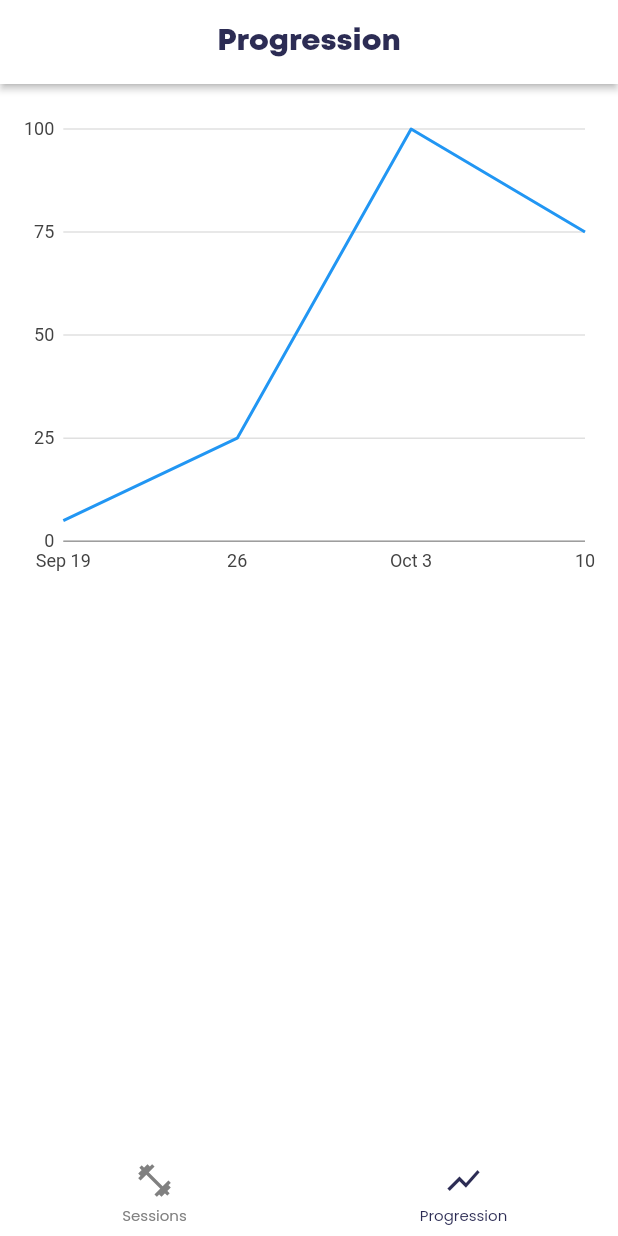
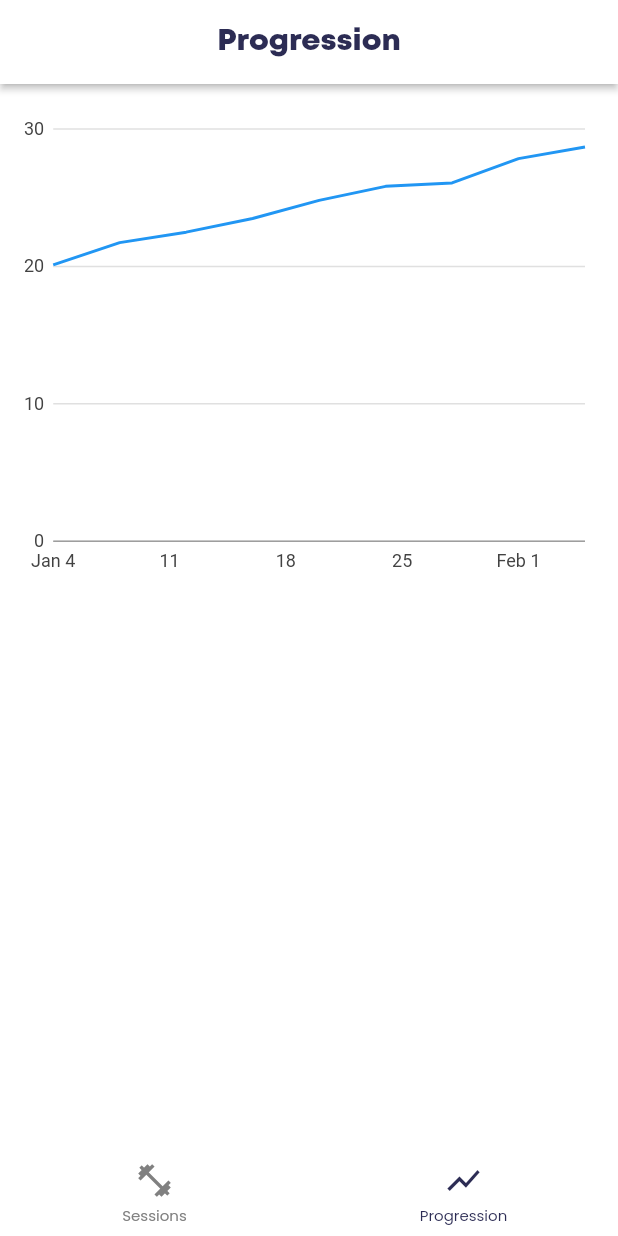
Before and after one commit to JPUF/ppl_course, a Flutter app: the screen it shows after launch, item 2 of the bottom bar chosen, on a phone screen of 412 x 824 dp. Run offline on Flutter 3.47's test engine with Material 2 defaults, Android fonts, the phone set to English and light mode, and no system bars; drawn by our look-alikes of persistent_bottom_nav_bar; our stand-ins replace animated_toggle_switch, bloc, charts_flutter, dropdown_search, flutter_bloc, flutter_svg and 7 more; missing offline and left inert: flutter_material_pickers; accounts and stored records are empty.

Commit message:
Initial stats bloc files

```diff
--- /dev/null
+++ b/lib/logic/stats/stats_bloc.dart
@@ -0,0 +1,51 @@
+import 'dart:math';
+
+import 'package:bloc/bloc.dart';
+import 'package:charts_flutter/flutter.dart' as charts;
+import 'package:flutter/material.dart';
+import 'package:meta/meta.dart';
+import 'package:ppl_course/common/utils/date_time_day.dart';
+import 'package:ppl_course/data/models/exercise/weight.dart';
+import 'package:ppl_course/data/models/session/date_time_weight.dart';
+
+part 'stats_event.dart';
+part 'stats_state.dart';
+
+class StatsBloc extends Bloc<StatsEvent, StatsState> {
+  StatsBloc() : super(StatsInitial()) {
+    on<TotalVolumeEvent>(_onTotalVolume);
+  }
+
+  List<DateTimeWeight> completedSessions() {
+    final s = <DateTimeWeight>[];
+    final r = Random();
+    const l = -1;
+    for (int i = 1; i < 10; i++) {
+      final v = l + r.nextDouble();
+      s.add(DateTimeWeight(
+        DateTimeDay(2022, 1, i * 4),
+        Weight(i + 20 + v),
+      ));
+    }
+    return s;
+  }
+
+  //TODO needs to be read from session repo. So requires DI for the repo.
+  List<charts.Series<DateTimeWeight, DateTime>> _createSampleData() {
+    final data = completedSessions();
+
+    return [
+      charts.Series<DateTimeWeight, DateTime>(
+        id: 'Weight',
+        colorFn: (_, __) => charts.MaterialPalette.blue.shadeDefault,
+        domainFn: (DateTimeWeight entry, _) => entry.dateTime,
+        measureFn: (DateTimeWeight entry, _) => entry.weight.kg,
+        data: data,
+      )
+    ];
+  }
+
+  void _onTotalVolume(TotalVolumeEvent event, Emitter<StatsState> emit) {
+    emit(TotalVolumeState(_createSampleData()));
+  }
+}
--- /dev/null
+++ b/lib/logic/stats/stats_event.dart
@@ -0,0 +1,6 @@
+part of 'stats_bloc.dart';
+
+@immutable
+abstract class StatsEvent {}
+
+class TotalVolumeEvent implements StatsEvent {}
--- /dev/null
+++ b/lib/logic/stats/stats_state.dart
@@ -0,0 +1,14 @@
+part of 'stats_bloc.dart';
+
+@immutable
+abstract class StatsState {}
+
+class StatsInitial extends StatsState {}
+
+class TotalVolumeState extends StatsState {
+  final List<charts.Series<DateTimeWeight, DateTime>> series;
+
+  TotalVolumeState(this.series);
+}
+
+class InsufficientDataState extends StatsState {}
--- a/lib/main.dart
+++ b/lib/main.dart
@@ -7,6 +7,7 @@ import 'package:ppl_course/data/models/exercise/exercise_names.dart';
 import 'package:ppl_course/data/repositories/exercise_repository.dart';
 import 'package:ppl_course/logic/exercises/exercises_bloc.dart';
 import 'package:ppl_course/logic/sessions/sessions_bloc.dart';
+import 'package:ppl_course/logic/stats/stats_bloc.dart';
 import 'package:ppl_course/presentation/pages/menu/bottom_nav_screen.dart';
 import 'package:ppl_course/res/color/colors.dart';
 
@@ -34,7 +35,8 @@ class PlannerApp extends StatelessWidget {
       providers: [
         BlocProvider<BasicBloc>(create: (context) => BasicBloc()),
         BlocProvider<SessionsBloc>(create: (context) => SessionsBloc()),
-        BlocProvider<ExercisesBloc>(create: (context) => ExercisesBloc())
+        BlocProvider<ExercisesBloc>(create: (context) => ExercisesBloc()),
+        BlocProvider<StatsBloc>(create: (context) => StatsBloc())
       ],
       child: MaterialApp(
           theme: ThemeData(
--- a/lib/presentation/pages/stats/stats_page.dart
+++ b/lib/presentation/pages/stats/stats_page.dart
@@ -1,48 +1,32 @@
-import 'dart:math';
-
-import 'package:charts_flutter/flutter.dart' as charts;
 import 'package:flutter/material.dart';
-import 'package:ppl_course/common/utils/date_time_day.dart';
-import 'package:ppl_course/data/models/exercise/weight.dart';
-import 'package:ppl_course/data/models/session/date_time_weight.dart';
+import 'package:flutter_bloc/flutter_bloc.dart';
+import 'package:ppl_course/logic/stats/stats_bloc.dart';
 import 'package:ppl_course/presentation/pages/stats/components/progression_chart.dart';
 import 'package:ppl_course/res/string/strings.dart';
 import 'package:ppl_course/res/styles/app_text_styles.dart';
 
-class StatsPage extends StatelessWidget {
+class StatsPage extends StatefulWidget {
   const StatsPage({Key? key}) : super(key: key);
 
-  List<DateTimeWeight> completedSessions() {
-    final s = <DateTimeWeight>[];
-    final r = Random();
-    const l = -1;
-    for (int i = 1; i < 10; i++) {
-      final v = l + r.nextDouble();
-      s.add(DateTimeWeight(
-        DateTimeDay(2022, 1, i),
-        Weight(i + 20 + v),
-      ));
-    }
-    return s;
-  }
+  @override
+  State<StatsPage> createState() => _StatsPageState();
+}
 
-  static List<charts.Series<DateTimeWeight, DateTime>> _createSampleData() {
-    final data = [
-      DateTimeWeight(DateTime(2017, 9, 19), Weight(5)),
-      DateTimeWeight(DateTime(2017, 9, 26), Weight(25)),
-      DateTimeWeight(DateTime(2017, 10, 3), Weight(100)),
-      DateTimeWeight(DateTime(2017, 10, 10), Weight(75)),
-    ];
+class _StatsPageState extends State<StatsPage> {
+  final chartBuilder = BlocBuilder<StatsBloc, StatsState>(
+    builder: (context, state) {
+      if (state is TotalVolumeState) {
+        return ProgressionChart(seriesList: state.series);
+      } else {
+        return const Center(child: Text("Insufficient Data"));
+      }
+    },
+  );
 
-    return [
-      charts.Series<DateTimeWeight, DateTime>(
-        id: 'Weight',
-        colorFn: (_, __) => charts.MaterialPalette.blue.shadeDefault,
-        domainFn: (DateTimeWeight entry, _) => entry.dateTime,
-        measureFn: (DateTimeWeight entry, _) => entry.weight.kg,
-        data: data,
-      )
-    ];
+  @override
+  void initState() {
+    super.initState();
+    BlocProvider.of<StatsBloc>(context).add(TotalVolumeEvent());
   }
 
   @override
@@ -60,7 +44,7 @@ class StatsPage extends StatelessWidget {
         child: ListView(
           children: <Widget>[
             const SizedBox(height: 8),
-            ProgressionChart(seriesList: _createSampleData())
+            chartBuilder,
           ],
         ),
       ),
```
